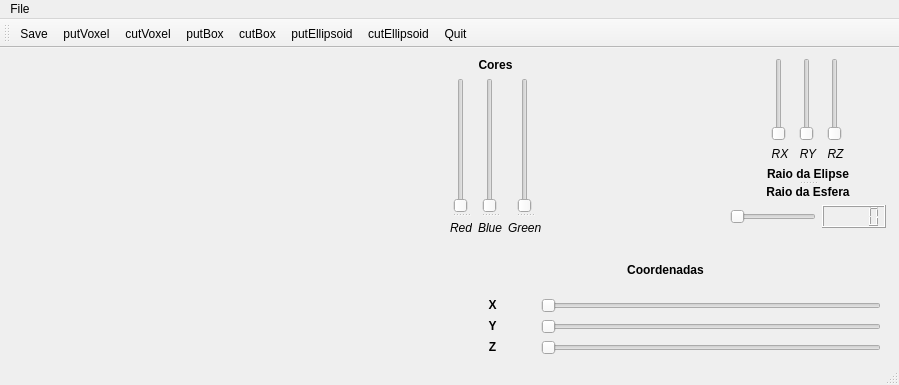
First picture: the form in mainwindow.ui, repository Italo-maciel2020/Proj_PA_Parte_3, before the edit.
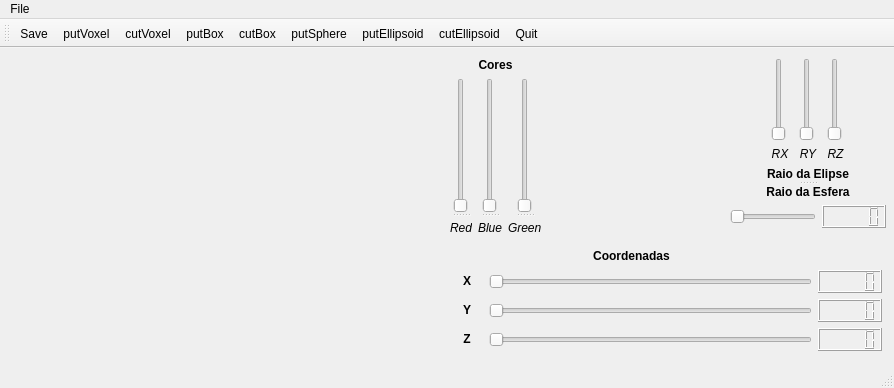
Second picture: the form after the edit. Icons and pictures are not drawn. Custom widgets are drawn as their Qt base class.

The edit to the form file:
```diff
--- a/mainwindow.ui
+++ b/mainwindow.ui
@@ -6,8 +6,8 @@
    <rect>
     <x>0</x>
     <y>0</y>
-    <width>899</width>
-    <height>385</height>
+    <width>894</width>
+    <height>388</height>
    </rect>
   </property>
   <property name="windowTitle">
@@ -104,86 +104,6 @@
      </item>
     </layout>
    </widget>
-   <widget class="QWidget" name="">
-    <property name="geometry">
-     <rect>
-      <x>450</x>
-      <y>200</y>
-      <width>431</width>
-      <height>107</height>
-     </rect>
-    </property>
-    <layout class="QGridLayout" name="gridLayout_7">
-     <item row="0" column="0">
-      <widget class="QLabel" name="label_9">
-       <property name="text">
-        <string>&lt;html&gt;&lt;head/&gt;&lt;body&gt;&lt;p align=&quot;center&quot;&gt;&lt;span style=&quot; font-weight:600;&quot;&gt;Coordenadas&lt;/span&gt;&lt;/p&gt;&lt;/body&gt;&lt;/html&gt;</string>
-       </property>
-      </widget>
-     </item>
-     <item row="1" column="0">
-      <layout class="QGridLayout" name="gridLayout_6">
-       <item row="0" column="0">
-        <layout class="QGridLayout" name="gridLayout_5" columnstretch="20,80">
-         <item row="0" column="0">
-          <widget class="QLabel" name="label_8">
-           <property name="text">
-            <string>&lt;html&gt;&lt;head/&gt;&lt;body&gt;&lt;p align=&quot;center&quot;&gt;&lt;span style=&quot; font-weight:600;&quot;&gt;X&lt;/span&gt;&lt;/p&gt;&lt;/body&gt;&lt;/html&gt;</string>
-           </property>
-          </widget>
-         </item>
-         <item row="0" column="1">
-          <widget class="QSlider" name="horizontalSlider_3">
-           <property name="orientation">
-            <enum>Qt::Horizontal</enum>
-           </property>
-          </widget>
-         </item>
-        </layout>
-       </item>
-       <item row="1" column="0">
-        <layout class="QGridLayout" name="gridLayout_4" columnstretch="20,80" columnminimumwidth="20,80">
-         <item row="0" column="0">
-          <widget class="QLabel" name="label_7">
-           <property name="text">
-            <string>&lt;html&gt;&lt;head/&gt;&lt;body&gt;&lt;p align=&quot;center&quot;&gt;&lt;span style=&quot; font-weight:600;&quot;&gt;Y&lt;/span&gt;&lt;/p&gt;&lt;/body&gt;&lt;/html&gt;</string>
-           </property>
-          </widget>
-         </item>
-         <item row="0" column="1">
-          <widget class="QSlider" name="horizontalSlider_2">
-           <property name="styleSheet">
-            <string notr="true">color: rgb(255, 255, 255);</string>
-           </property>
-           <property name="orientation">
-            <enum>Qt::Horizontal</enum>
-           </property>
-          </widget>
-         </item>
-        </layout>
-       </item>
-       <item row="2" column="0">
-        <layout class="QGridLayout" name="gridLayout_3" columnstretch="20,80">
-         <item row="0" column="1">
-          <widget class="QSlider" name="horizontalSlider">
-           <property name="orientation">
-            <enum>Qt::Horizontal</enum>
-           </property>
-          </widget>
-         </item>
-         <item row="0" column="0">
-          <widget class="QLabel" name="label_6">
-           <property name="text">
-            <string>&lt;html&gt;&lt;head/&gt;&lt;body&gt;&lt;p align=&quot;center&quot;&gt;&lt;span style=&quot; font-weight:600;&quot;&gt;Z&lt;/span&gt;&lt;/p&gt;&lt;/body&gt;&lt;/html&gt;</string>
-           </property>
-          </widget>
-         </item>
-        </layout>
-       </item>
-      </layout>
-     </item>
-    </layout>
-   </widget>
    <widget class="QSplitter" name="splitter_4">
     <property name="geometry">
      <rect>
@@ -279,13 +199,86 @@
      </layout>
     </widget>
    </widget>
+   <widget class="QWidget" name="">
+    <property name="geometry">
+     <rect>
+      <x>451</x>
+      <y>201</y>
+      <width>431</width>
+      <height>102</height>
+     </rect>
+    </property>
+    <layout class="QGridLayout" name="gridLayout_3" columnstretch="10,100,0">
+     <item row="0" column="0" colspan="2">
+      <widget class="QLabel" name="label_9">
+       <property name="text">
+        <string>&lt;html&gt;&lt;head/&gt;&lt;body&gt;&lt;p align=&quot;center&quot;&gt;&lt;span style=&quot; font-weight:600;&quot;&gt;Coordenadas&lt;/span&gt;&lt;/p&gt;&lt;/body&gt;&lt;/html&gt;</string>
+       </property>
+      </widget>
+     </item>
+     <item row="1" column="0">
+      <widget class="QLabel" name="label_8">
+       <property name="text">
+        <string>&lt;html&gt;&lt;head/&gt;&lt;body&gt;&lt;p align=&quot;center&quot;&gt;&lt;span style=&quot; font-weight:600;&quot;&gt;X&lt;/span&gt;&lt;/p&gt;&lt;/body&gt;&lt;/html&gt;</string>
+       </property>
+      </widget>
+     </item>
+     <item row="1" column="1">
+      <widget class="QSlider" name="horizontalSliderX">
+       <property name="orientation">
+        <enum>Qt::Horizontal</enum>
+       </property>
+      </widget>
+     </item>
+     <item row="1" column="2">
+      <widget class="QLCDNumber" name="lcdNumber"/>
+     </item>
+     <item row="2" column="0">
+      <widget class="QLabel" name="label_7">
+       <property name="text">
+        <string>&lt;html&gt;&lt;head/&gt;&lt;body&gt;&lt;p align=&quot;center&quot;&gt;&lt;span style=&quot; font-weight:600;&quot;&gt;Y&lt;/span&gt;&lt;/p&gt;&lt;/body&gt;&lt;/html&gt;</string>
+       </property>
+      </widget>
+     </item>
+     <item row="2" column="1">
+      <widget class="QSlider" name="horizontalSliderY">
+       <property name="styleSheet">
+        <string notr="true">color: rgb(255, 255, 255);</string>
+       </property>
+       <property name="orientation">
+        <enum>Qt::Horizontal</enum>
+       </property>
+      </widget>
+     </item>
+     <item row="2" column="2">
+      <widget class="QLCDNumber" name="lcdNumber_2"/>
+     </item>
+     <item row="3" column="0">
+      <widget class="QLabel" name="label_6">
+       <property name="text">
+        <string>&lt;html&gt;&lt;head/&gt;&lt;body&gt;&lt;p align=&quot;center&quot;&gt;&lt;span style=&quot; font-weight:600;&quot;&gt;Z&lt;/span&gt;&lt;/p&gt;&lt;/body&gt;&lt;/html&gt;</string>
+       </property>
+      </widget>
+     </item>
+     <item row="3" column="1">
+      <widget class="QSlider" name="horizontalSliderZ">
+       <property name="orientation">
+        <enum>Qt::Horizontal</enum>
+       </property>
+      </widget>
+     </item>
+     <item row="3" column="2">
+      <widget class="QLCDNumber" name="lcdNumber_3"/>
+     </item>
+    </layout>
+   </widget>
   </widget>
   <widget class="QMenuBar" name="menubar">
    <property name="geometry">
     <rect>
      <x>0</x>
      <y>0</y>
-     <width>899</width>
+     <width>894</width>
      <height>21</height>
     </rect>
    </property>
@@ -314,6 +307,7 @@
    <addaction name="actioncutVoxel"/>
    <addaction name="actionbox"/>
    <addaction name="actioncutBox"/>
+   <addaction name="actionSphere"/>
    <addaction name="actionellipsoid"/>
    <addaction name="actioncutEllipsoid"/>
    <addaction name="actionQuit"/>
```
Left out of the diff: 128 changed lines with no effect on the pictures.
